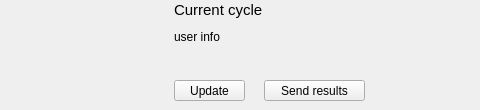
The window that isstools/ui/ui_info_general.ui (NSLS-II-ISS/isstools) describes before a commit, drawn with Qt 5; both pictures show x 206 to 686 and y 0 to 110 of the 686 by 110 pixel window.
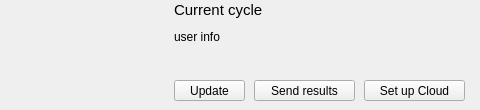
The same window after the commit.

Commit message: Added cloud setup

What changed in the file:
```diff
--- a/isstools/ui/ui_info_general.ui
+++ b/isstools/ui/ui_info_general.ui
@@ -137,7 +137,7 @@
   <widget class="QPushButton" name="push_send_results">
    <property name="geometry">
     <rect>
-     <x>470</x>
+     <x>460</x>
      <y>80</y>
      <width>101</width>
      <height>21</height>
@@ -147,6 +147,19 @@
     <string>Send results</string>
    </property>
   </widget>
+  <widget class="QPushButton" name="push_setup_cloud">
+   <property name="geometry">
+    <rect>
+     <x>570</x>
+     <y>80</y>
+     <width>101</width>
+     <height>21</height>
+    </rect>
+   </property>
+   <property name="text">
+    <string>Set up Cloud</string>
+   </property>
+  </widget>
  </widget>
  <resources/>
  <connections/>
```
The commit also changes 1 other file.
